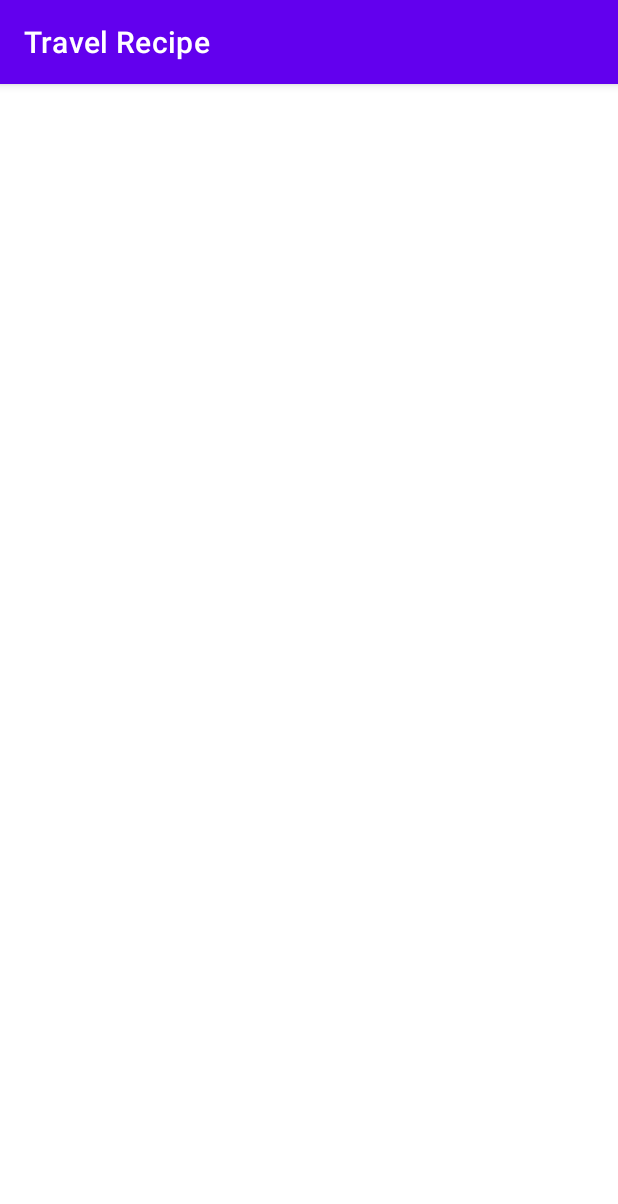
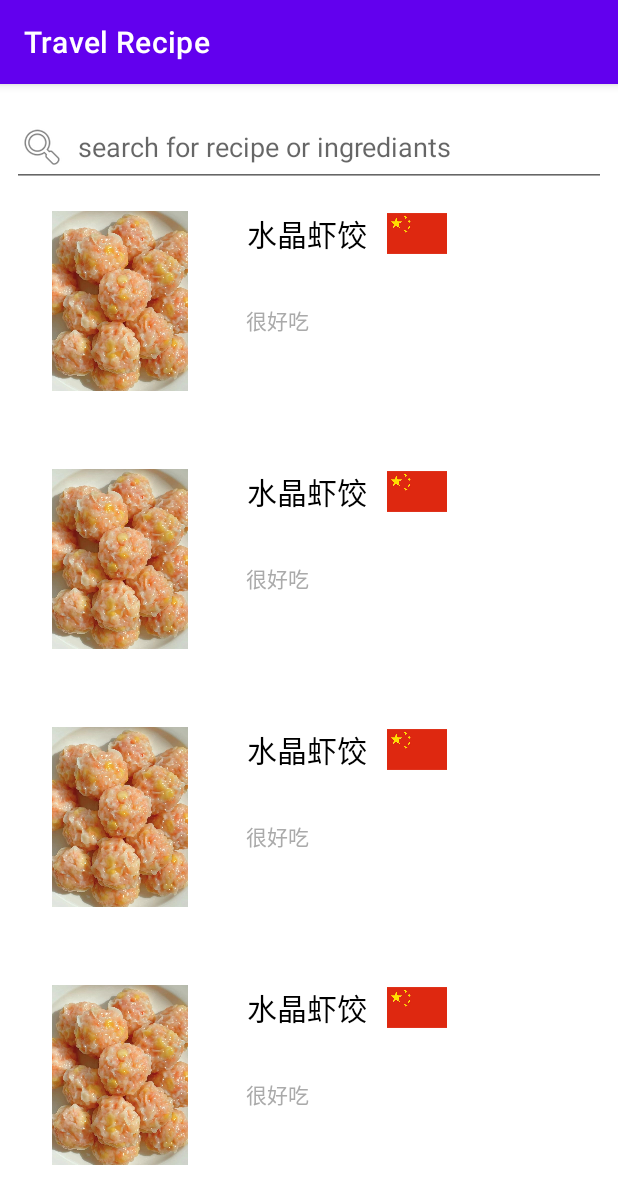
Before and after one commit to GengLUO/TravelRecipe, an Android app: the Settings screen opened directly, with no data from a screen before it, on a phone screen of 412 x 824 dp. Shown: the top 1204 px of the screen. Run offline under Robolectric (Android 15) with nearby library versions, the phone set to English and light mode, and no system bars.

Commit message:
暂时占用设置键，进入搜索框以及瀑布栏，增加了一些无用数据作显示

```diff
--- /dev/null
+++ b/app/src/main/java/be/kuleuven/travelrecipe/Adapter/DashboardAdapter.java
@@ -0,0 +1,73 @@
+package be.kuleuven.travelrecipe.Adapter;
+
+import android.content.Context;
+import android.content.Intent;
+import android.view.LayoutInflater;
+import android.view.View;
+import android.view.ViewGroup;
+import android.widget.ImageView;
+import android.widget.TextView;
+
+import androidx.annotation.NonNull;
+import androidx.recyclerview.widget.RecyclerView;
+
+import java.util.List;
+
+import be.kuleuven.travelrecipe.R;
+import be.kuleuven.travelrecipe.activities.DetailActivity;
+import be.kuleuven.travelrecipe.models.DashboardModel;
+
+public class DashboardAdapter extends  RecyclerView.Adapter<DashboardAdapter.dashboardViewHolder>{
+
+    List<DashboardModel> list;
+    Context context;
+
+    public DashboardAdapter(List<DashboardModel> list, Context context) {
+        this.list = list;
+        this.context = context;
+    }
+
+    @NonNull
+    @Override
+    public dashboardViewHolder onCreateViewHolder(@NonNull ViewGroup parent, int viewType) {
+        View view = LayoutInflater.from(context).inflate(R.layout.recipe_fall,parent,false);
+        return new dashboardViewHolder(view);
+    }
+
+    @Override
+    public void onBindViewHolder(@NonNull dashboardViewHolder holder, int position) {
+        DashboardModel model = list.get(position);
+        holder.imgFlag.setImageResource(model.getFlag());
+        holder.imgDish.setImageResource(model.getDish());
+        holder.txtName.setText(model.getName());
+        holder.txtDescription.setText(model.getDescription());
+
+        holder.itemView.setOnClickListener(new View.OnClickListener() {
+            @Override
+            public void onClick(View view) {
+                Intent intent = new Intent(context, DetailActivity.class);
+                context.startActivity(intent);
+            }
+        });
+    }
+
+    @Override
+    public int getItemCount() {
+        return list.size();
+    }
+
+    public class dashboardViewHolder extends RecyclerView.ViewHolder {
+
+        ImageView imgDish, imgFlag;
+        TextView txtName, txtDescription;
+
+        public dashboardViewHolder(@NonNull View itemView) {
+            super(itemView);
+
+            imgDish = itemView.findViewById(R.id.img_dish);
+            imgFlag = itemView.findViewById(R.id.img_flag);
+            txtName = itemView.findViewById(R.id.txt_name);
+            txtDescription = itemView.findViewById(R.id.txt_descr);
+        }
+    }
+}
--- a/app/src/main/java/be/kuleuven/travelrecipe/activities/ViewActicity.java
+++ b/app/src/main/java/be/kuleuven/travelrecipe/activities/DetailActivity.java
@@ -6,11 +6,11 @@ import android.os.Bundle;
 
 import be.kuleuven.travelrecipe.R;
 
-public class ViewActicity extends AppCompatActivity {
+public class DetailActivity extends AppCompatActivity {
 
     @Override
     protected void onCreate(Bundle savedInstanceState) {
         super.onCreate(savedInstanceState);
-        setContentView(R.layout.activity_view_acticity);
+        setContentView(R.layout.activity_detail);
     }
 }
--- a/app/src/main/java/be/kuleuven/travelrecipe/activities/Settings.java
+++ b/app/src/main/java/be/kuleuven/travelrecipe/activities/Settings.java
@@ -1,16 +1,47 @@
 package be.kuleuven.travelrecipe.activities;
 
 import androidx.appcompat.app.AppCompatActivity;
+import androidx.recyclerview.widget.LinearLayoutManager;
+import androidx.recyclerview.widget.RecyclerView;
 
 import android.os.Bundle;
 
+import java.util.ArrayList;
+import java.util.List;
+
+import be.kuleuven.travelrecipe.Adapter.DashboardAdapter;
 import be.kuleuven.travelrecipe.R;
+import be.kuleuven.travelrecipe.models.DashboardModel;
 
 public class Settings extends AppCompatActivity {
+
+    RecyclerView dashboardRecyclerView;
+    DashboardAdapter dashboardAdapter;
+    List<DashboardModel> dashboardModelList;
 
     @Override
     protected void onCreate(Bundle savedInstanceState) {
         super.onCreate(savedInstanceState);
         setContentView(R.layout.activity_settings);
+
+        dashboardModelList = new ArrayList<>();
+        dashboardModelList.add(new DashboardModel(R.drawable.dumpling,R.drawable.flag_china,"水晶虾饺","很好吃"));
+        dashboardModelList.add(new DashboardModel(R.drawable.dumpling,R.drawable.flag_china,"水晶虾饺","很好吃"));
+        dashboardModelList.add(new DashboardModel(R.drawable.dumpling,R.drawable.flag_china,"水晶虾饺","很好吃"));
+        dashboardModelList.add(new DashboardModel(R.drawable.dumpling,R.drawable.flag_china,"水晶虾饺","很好吃"));
+        dashboardModelList.add(new DashboardModel(R.drawable.dumpling,R.drawable.flag_china,"水晶虾饺","很好吃"));
+        dashboardModelList.add(new DashboardModel(R.drawable.dumpling,R.drawable.flag_china,"水晶虾饺","很好吃"));
+        dashboardModelList.add(new DashboardModel(R.drawable.dumpling,R.drawable.flag_china,"水晶虾饺","很好吃"));
+        dashboardModelList.add(new DashboardModel(R.drawable.dumpling,R.drawable.flag_china,"水晶虾饺","很好吃"));
+
+        setDashboardRecyclerView(dashboardModelList);
+    }
+
+    private void setDashboardRecyclerView(List<DashboardModel> dashboardModelList){
+        dashboardRecyclerView = findViewById(R.id.recycler_view);
+        RecyclerView.LayoutManager layoutManager = new LinearLayoutManager(this, RecyclerView.VERTICAL, false);
+        dashboardRecyclerView.setLayoutManager(layoutManager);
+        dashboardAdapter = new DashboardAdapter(dashboardModelList,this);
+        dashboardRecyclerView.setAdapter(dashboardAdapter);
     }
 }
--- /dev/null
+++ b/app/src/main/java/be/kuleuven/travelrecipe/models/DashboardModel.java
@@ -0,0 +1,45 @@
+package be.kuleuven.travelrecipe.models;
+
+public class DashboardModel {
+    private int dish, flag;
+    private String name, description;
+
+    public DashboardModel(int dish, int flag, String name, String description) {
+        this.dish = dish;
+        this.flag = flag;
+        this.name = name;
+        this.description = description;
+    }
+
+    public int getDish() {
+        return dish;
+    }
+
+    public void setDish(int dish) {
+        this.dish = dish;
+    }
+
+    public int getFlag() {
+        return flag;
+    }
+
+    public void setFlag(int flag) {
+        this.flag = flag;
+    }
+
+    public String getName() {
+        return name;
+    }
+
+    public void setName(String name) {
+        this.name = name;
+    }
+
+    public String getDescription() {
+        return description;
+    }
+
+    public void setDescription(String description) {
+        this.description = description;
+    }
+}
--- a/app/src/main/res/layout/activity_settings.xml
+++ b/app/src/main/res/layout/activity_settings.xml
@@ -6,4 +6,28 @@
     android:layout_height="match_parent"
     tools:context=".activities.Settings">
 
+    <androidx.recyclerview.widget.RecyclerView
+        android:id="@+id/recycler_view"
+        android:layout_width="match_parent"
+        android:layout_height="660dp"
+        app:layout_constraintEnd_toEndOf="parent"
+        app:layout_constraintHorizontal_bias="0.5"
+        app:layout_constraintStart_toStartOf="parent"
+        app:layout_constraintTop_toBottomOf="@+id/editTextTextPersonName2" />
+
+    <EditText
+        android:id="@+id/editTextTextPersonName2"
+        android:layout_width="match_parent"
+        android:layout_height="wrap_content"
+        android:layout_marginStart="8dp"
+        android:layout_marginTop="16dp"
+        android:layout_marginEnd="8dp"
+        android:drawableStart="@android:drawable/ic_menu_search"
+        android:drawablePadding="8dp"
+        android:ems="10"
+        android:hint="search for recipe or ingrediants"
+        android:inputType="textPersonName"
+        app:layout_constraintEnd_toEndOf="parent"
+        app:layout_constraintStart_toStartOf="parent"
+        app:layout_constraintTop_toTopOf="parent" />
 </androidx.constraintlayout.widget.ConstraintLayout>
--- /dev/null
+++ b/app/src/main/res/layout/recipe_fall.xml
@@ -0,0 +1,66 @@
+<?xml version="1.0" encoding="utf-8"?>
+<androidx.constraintlayout.widget.ConstraintLayout xmlns:android="http://schemas.android.com/apk/res/android"
+    xmlns:app="http://schemas.android.com/apk/res-auto"
+    xmlns:tools="http://schemas.android.com/tools"
+    android:layout_width="match_parent"
+    android:layout_height="172dp">
+
+    <View
+        android:id="@+id/view2"
+        android:layout_width="match_parent"
+        android:layout_height="172dp"
+        app:layout_constraintEnd_toEndOf="parent"
+        app:layout_constraintHorizontal_bias="0.5"
+        app:layout_constraintStart_toStartOf="parent"
+        app:layout_constraintTop_toTopOf="parent" />
+
+    <TextView
+        android:id="@+id/txt_descr"
+        android:layout_width="wrap_content"
+        android:layout_height="wrap_content"
+        android:layout_marginStart="24dp"
+        android:layout_marginTop="32dp"
+        android:layout_marginEnd="92dp"
+        android:text="看起来就很好吃馋得想死"
+        android:textColor="@android:color/darker_gray"
+        app:layout_constraintEnd_toEndOf="parent"
+        app:layout_constraintHorizontal_bias="0.0"
+        app:layout_constraintStart_toEndOf="@+id/img_dish"
+        app:layout_constraintTop_toBottomOf="@+id/txt_name" />
+
+    <ImageView
+        android:id="@+id/img_flag"
+        android:layout_width="40dp"
+        android:layout_height="27dp"
+        android:layout_marginStart="13dp"
+        app:layout_constraintBottom_toBottomOf="@+id/txt_name"
+        app:layout_constraintStart_toEndOf="@+id/txt_name"
+        app:layout_constraintTop_toTopOf="@+id/txt_name"
+        app:srcCompat="@drawable/flag_china" />
+
+    <TextView
+        android:id="@+id/txt_name"
+        android:layout_width="wrap_content"
+        android:layout_height="wrap_content"
+        android:layout_marginStart="22dp"
+        android:layout_marginTop="16dp"
+        android:layout_marginEnd="165dp"
+        android:text="水晶虾饺"
+        android:textColor="@color/black"
+        android:textSize="20sp"
+        app:layout_constraintEnd_toEndOf="parent"
+        app:layout_constraintStart_toEndOf="@+id/img_dish"
+        app:layout_constraintTop_toTopOf="parent" />
+
+    <ImageView
+        android:id="@+id/img_dish"
+        android:layout_width="120dp"
+        android:layout_height="120dp"
+        android:layout_marginStart="16dp"
+        android:layout_marginTop="16dp"
+        android:layout_marginEnd="268dp"
+        app:layout_constraintEnd_toEndOf="parent"
+        app:layout_constraintStart_toStartOf="parent"
+        app:layout_constraintTop_toTopOf="parent"
+        app:srcCompat="@drawable/dumpling" />
+</androidx.constraintlayout.widget.ConstraintLayout>
```
Also changed, not shown: app/src/main/AndroidManifest.xml (+4 -4 lines), app/src/main/java/be/kuleuven/travelrecipe/activities/ViewFragment.java (added, +70 -0 lines), app/src/main/java/be/kuleuven/travelrecipe/models/Recipe.java (+8 -0 lines), app/src/main/res/layout/activity_detail.xml (added, +9 -0 lines), app/src/main/res/layout/activity_view_acticity.xml (+7 -3 lines), app/src/main/res/layout/fragment_view.xml (added, +40 -0 lines), app/src/main/res/drawable/dumpling.jpg (added), app/src/main/res/drawable/flag_china.jpg (added).
